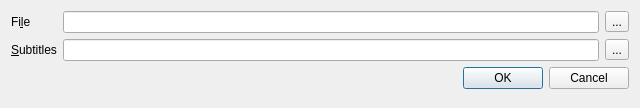
First picture: the form in openfiledialog.ui, repository mpc-qt/mpc-qt, before the edit.
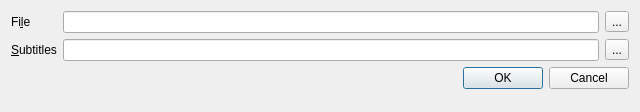
Second picture: the form after the edit. Icons and pictures are not drawn.

```diff
--- a/openfiledialog.ui
+++ b/openfiledialog.ui
@@ -7,7 +7,7 @@
     <x>0</x>
     <y>0</y>
     <width>640</width>
-    <height>108</height>
+    <height>112</height>
    </rect>
   </property>
   <property name="windowTitle">
```
Left out of the diff: 10 changed lines with no effect on the pictures.
